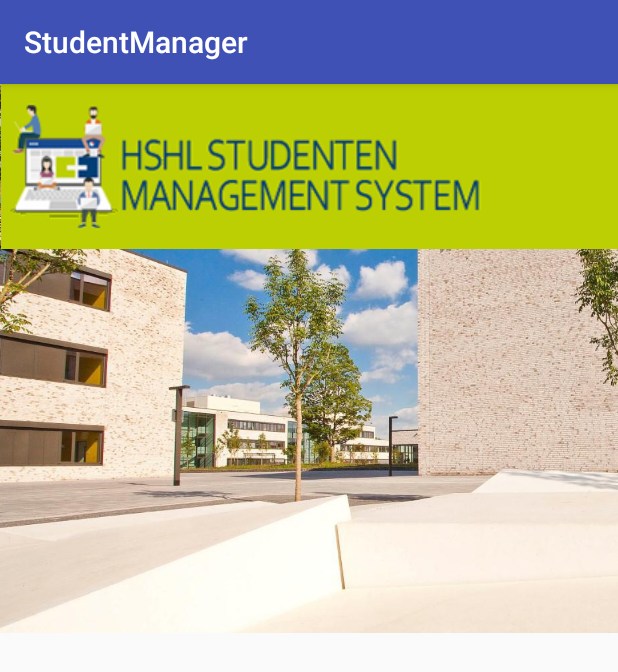
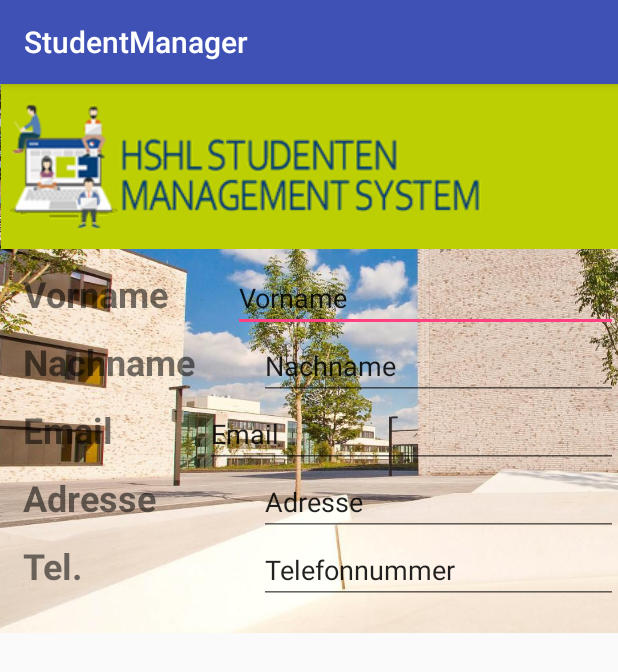
Before and after one commit to DerChris2011/StudentManager, an Android app: the Create screen opened directly, with no data from a screen before it, on a phone screen of 412 x 824 dp. Shown: the top 672 px of the screen. Run offline under Robolectric (Android 15) with nearby library versions, the phone set to English and light mode, and no system bars.

Commit message:
added text

```diff
--- a/app/src/main/res/layout/activity_create.xml
+++ b/app/src/main/res/layout/activity_create.xml
@@ -40,4 +40,145 @@
 
     </LinearLayout>
 
+    <LinearLayout
+        android:layout_width="match_parent"
+        android:layout_height="match_parent"
+        android:orientation="vertical">
+
+        <LinearLayout
+            android:id="@+id/layVorname"
+            android:layout_width="match_parent"
+            android:layout_height="wrap_content"
+            android:layout_marginLeft="15dp"
+            android:layout_marginTop="120dp"
+            android:orientation="horizontal">
+
+            <TextView
+                android:id="@+id/textView10"
+                android:layout_width="wrap_content"
+                android:layout_height="wrap_content"
+                android:layout_weight="1"
+                android:text="Vorname"
+                android:textSize="24sp"
+                android:textStyle="bold" />
+
+            <EditText
+                android:id="@+id/edVorname"
+                android:layout_width="wrap_content"
+                android:layout_height="wrap_content"
+                android:layout_weight="1"
+                android:ems="10"
+                android:inputType="textPersonName"
+                android:text="Vorname" />
+        </LinearLayout>
+
+        <LinearLayout
+            android:id="@+id/layNachname"
+            android:layout_width="match_parent"
+            android:layout_height="wrap_content"
+            android:layout_marginLeft="15dp"
+            android:layout_marginTop="0dp"
+            android:orientation="horizontal">
+
+            <TextView
+                android:id="@+id/tbNachname"
+                android:layout_width="131dp"
+                android:layout_height="wrap_content"
+                android:layout_weight="1"
+                android:text="Nachname"
+                android:textSize="24sp"
+                android:textStyle="bold" />
+
+            <EditText
+                android:id="@+id/edNachname"
+                android:layout_width="wrap_content"
+                android:layout_height="wrap_content"
+                android:layout_weight="1"
+                android:ems="10"
+                android:inputType="textPersonName"
+                android:text="Nachname" />
+        </LinearLayout>
+
+        <LinearLayout
+            android:id="@+id/layEmail"
+            android:layout_width="match_parent"
+            android:layout_height="wrap_content"
+            android:layout_marginLeft="15dp"
+            android:layout_marginTop="0dp"
+            android:orientation="horizontal">
+
+            <TextView
+                android:id="@+id/tbEmail"
+                android:layout_width="wrap_content"
+                android:layout_height="wrap_content"
+                android:layout_weight="1"
+                android:text="Email"
+                android:textSize="24sp"
+                android:textStyle="bold" />
+
+            <EditText
+                android:id="@+id/edEmail"
+                android:layout_width="wrap_content"
+                android:layout_height="wrap_content"
+                android:layout_weight="1"
+                android:ems="10"
+                android:inputType="textEmailAddress"
+                android:text="Email" />
+        </LinearLayout>
+
+        <LinearLayout
+            android:id="@+id/layAdresse"
+            android:layout_width="match_parent"
+            android:layout_height="wrap_content"
+            android:layout_marginLeft="15dp"
+            android:layout_marginTop="0dp"
+            android:orientation="horizontal">
+
+            <TextView
+                android:id="@+id/tbAdresse"
+                android:layout_width="131dp"
+                android:layout_height="wrap_content"
+                android:layout_weight="1"
+                android:text="Adresse"
+                android:textSize="24sp"
+                android:textStyle="bold" />
+
+            <EditText
+                android:id="@+id/edAdresse"
+                android:layout_width="wrap_content"
+                android:layout_height="wrap_content"
+                android:layout_weight="1"
+                android:ems="10"
+                android:inputType="textPersonName"
+                android:text="Adresse" />
+        </LinearLayout>
+
+        <LinearLayout
+            android:id="@+id/layTelefon"
+            android:layout_width="match_parent"
+            android:layout_height="wrap_content"
+            android:layout_marginLeft="15dp"
+            android:layout_marginTop="0dp"
+            android:orientation="horizontal">
+
+            <TextView
+                android:id="@+id/tbTelefon"
+                android:layout_width="131dp"
+                android:layout_height="wrap_content"
+                android:layout_weight="1"
+                android:text="Tel."
+                android:textSize="24sp"
+                android:textStyle="bold" />
+
+            <EditText
+                android:id="@+id/edTelefon"
+                android:layout_width="wrap_content"
+                android:layout_height="wrap_content"
+                android:layout_weight="1"
+                android:ems="10"
+                android:inputType="textPersonName"
+                android:text="Telefonnummer" />
+        </LinearLayout>
+    </LinearLayout>
+
 </android.support.constraint.ConstraintLayout>
```
